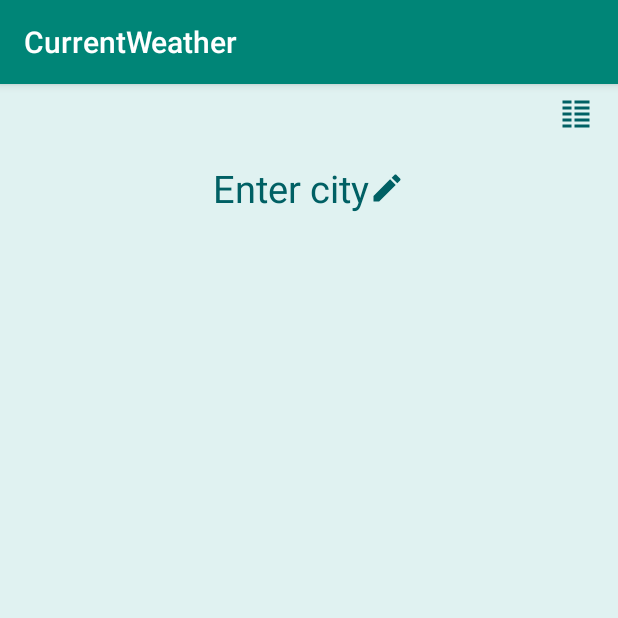
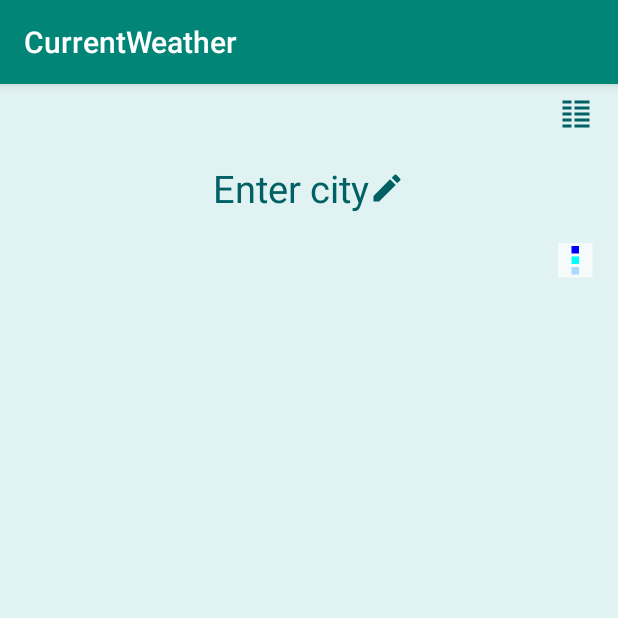
Before and after one commit to Arya-Domina/CurrentWeather, an Android app: the FragmentForecast screen opened directly, with no data from a screen before it, on a phone screen of 412 x 824 dp, the top half of it. Run offline under Robolectric (Android 15) with nearby library versions, the phone set to English and light mode, and no system bars; libraries missing offline, so code that uses them is left out: com.jjoe64.graphview; 6 statements that could not run were skipped.

Commit message:
Added rain, snow, feels. Added legend.

```diff
--- a/app/src/main/java/com/example/currentweather/models/ForecastDeserializer.kt
+++ b/app/src/main/java/com/example/currentweather/models/ForecastDeserializer.kt
@@ -27,6 +27,8 @@ class ForecastDeserializer : JsonDeserializer<ForecastResponse>, BaseDeserialize
                         it.asJsonObject.getJsonObject("clouds")?.getInt("all"),
                         it.asJsonObject.getJsonObject("wind")?.getDouble("speed"),
                         it.asJsonObject.getJsonObject("wind")?.getInt("deg"),
+                        it.asJsonObject.getJsonObject("rain")?.getDouble("3h"),
+                        it.asJsonObject.getJsonObject("snow")?.getDouble("3h"),
                         it.asJsonObject.getString("dt_txt")
                     )
                 )
--- /dev/null
+++ b/app/src/main/res/drawable/ic_legend.xml
@@ -0,0 +1,20 @@
+<?xml version="1.0" encoding="utf-8"?>
+<vector xmlns:android="http://schemas.android.com/apk/res/android"
+    android:width="24dp"
+    android:height="24dp"
+    android:viewportWidth="24"
+    android:viewportHeight="24">
+
+    <path
+        android:fillColor="#AAFFFFFF"
+        android:pathData="M0,0H23V23H0V0" />
+    <path
+        android:fillColor="#0000FF"
+        android:pathData="M9,2H14V7H9" />
+    <path
+        android:fillColor="#00FFFF"
+        android:pathData="M9,9H14V14H9" />
+    <path
+        android:fillColor="#ACDAFF"
+        android:pathData="M9,16H14V21H9" />
+</vector>
--- a/app/src/main/res/layout/fragment_forecast.xml
+++ b/app/src/main/res/layout/fragment_forecast.xml
@@ -1,8 +1,20 @@
 <?xml version="1.0" encoding="utf-8"?>
-<LinearLayout xmlns:android="http://schemas.android.com/apk/res/android"
-    android:id="@+id/graph_layout"
+<FrameLayout xmlns:android="http://schemas.android.com/apk/res/android"
     android:layout_width="match_parent"
-    android:layout_height="match_parent"
-    android:orientation="vertical">
+    android:layout_height="match_parent">
 
-</LinearLayout>
+    <LinearLayout
+        android:id="@+id/graph_layout"
+        android:layout_width="match_parent"
+        android:layout_height="match_parent"
+        android:layout_marginTop="8dp"
+        android:orientation="vertical" />
+
+    <ImageView
+        android:id="@+id/switch_legend"
+        android:layout_width="wrap_content"
+        android:layout_height="wrap_content"
+        android:layout_gravity="end"
+        android:layout_marginEnd="16dp"
+        android:src="@drawable/ic_legend" />
+</FrameLayout>
--- a/app/src/main/res/values/strings.xml
+++ b/app/src/main/res/values/strings.xml
@@ -14,7 +14,7 @@
 
     <!-- Details -->
     <string name="wind_name">Wind</string>
-    <string name="wind_format">%1$.0f m/s, %2$s</string>
+    <string name="wind_format">%1$.1f m/s, %2$s</string>
     <string name="wind_direction_n">North</string>
     <string name="wind_direction_ne">Northeast</string>
     <string name="wind_direction_nw">Northwest</string>
@@ -37,6 +37,11 @@
 
     <!-- Forecast -->
     <string name="hour">%sh</string>
+    <string name="millimeters">%.0f mm</string>
+    <string name="legend_temp">Temperature, °C</string>
+    <string name="legend_feels">Feels Like, °C</string>
+    <string name="legend_rain">Rain, mm</string>
+    <string name="legend_snow">Snow, mm</string>
 
     <!-- Widget -->
     <string name="red">Red</string>
```
Also changed, not shown: app/src/main/java/com/example/currentweather/models/ForecastItem.kt (+7 -2 lines), app/src/main/java/com/example/currentweather/ui/FragmentForecast.kt (+114 -17 lines), 1 other file.
